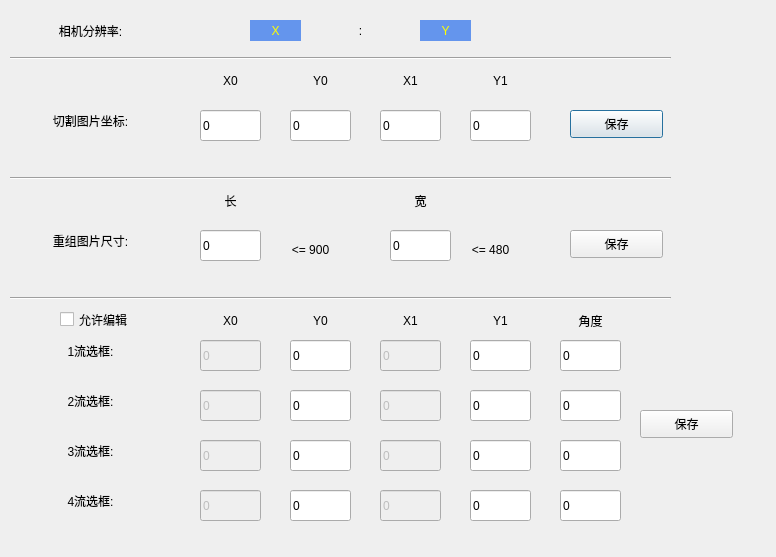
This is UI_SetCalibrate.ui in FSPengchen/Steel_FixdLengthSystem as Qt 5 draws it before an edit. The edited form follows.
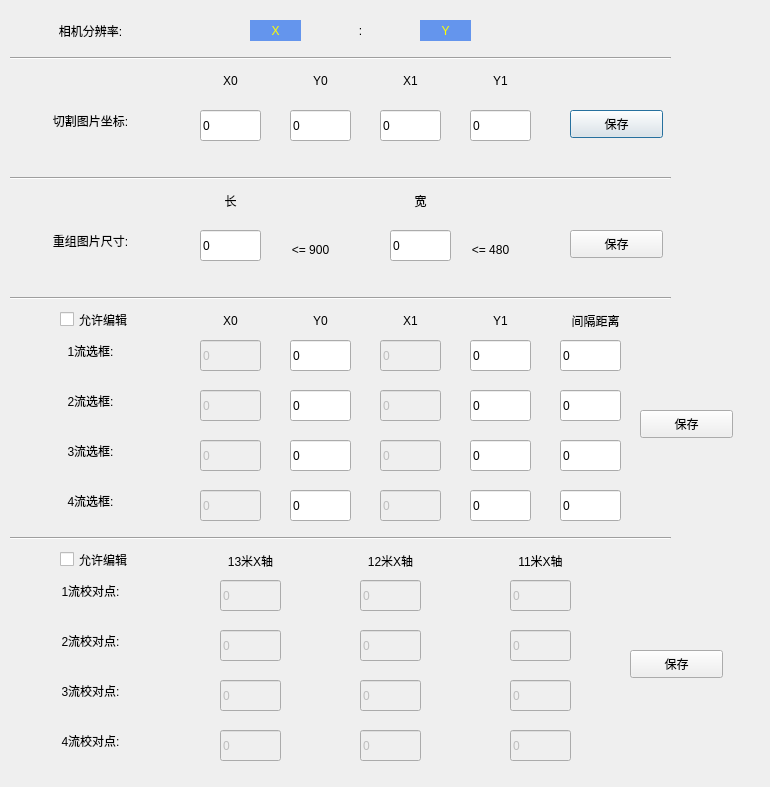
This is the edited form.

The edit to the form file:
```diff
--- a/UI_SetCalibrate.ui
+++ b/UI_SetCalibrate.ui
@@ -6,8 +6,8 @@
    <rect>
     <x>0</x>
     <y>0</y>
-    <width>776</width>
-    <height>557</height>
+    <width>770</width>
+    <height>787</height>
    </rect>
   </property>
   <property name="windowTitle">
@@ -1344,9 +1344,9 @@
   <widget class="QLabel" name="label_36">
    <property name="geometry">
     <rect>
-     <x>570</x>
+     <x>550</x>
      <y>310</y>
-     <width>41</width>
+     <width>91</width>
      <height>21</height>
     </rect>
    </property>
@@ -1357,7 +1357,7 @@
 </string>
    </property>
    <property name="text">
-    <string>角度</string>
+    <string>间隔距离</string>
    </property>
    <property name="alignment">
     <set>Qt::AlignCenter</set>
@@ -1518,6 +1518,649 @@
     <bool>false</bool>
    </property>
   </widget>
+  <widget class="QLineEdit" name="Lne_Frame_cut_X1_F1_12">
+   <property name="enabled">
+    <bool>false</bool>
+   </property>
+   <property name="geometry">
+    <rect>
+     <x>360</x>
+     <y>580</y>
+     <width>61</width>
+     <height>31</height>
+    </rect>
+   </property>
+   <property name="sizePolicy">
+    <sizepolicy hsizetype="Expanding" vsizetype="Maximum">
+     <horstretch>0</horstretch>
+     <verstretch>0</verstretch>
+    </sizepolicy>
+   </property>
+   <property name="maximumSize">
+    <size>
+     <width>120</width>
+     <height>16777215</height>
+    </size>
+   </property>
+   <property name="layoutDirection">
+    <enum>Qt::LeftToRight</enum>
+   </property>
+   <property name="styleSheet">
+    <string notr="true">
+font: 75 12pt &quot;微软雅黑&quot;;
+
+</string>
+   </property>
+   <property name="text">
+    <string>0</string>
+   </property>
+  </widget>
+  <widget class="QLabel" name="label_40">
+   <property name="geometry">
+    <rect>
+     <x>20</x>
+     <y>680</y>
+     <width>141</width>
+     <height>21</height>
+    </rect>
+   </property>
+   <property name="styleSheet">
+    <string notr="true">
+font: 75 12pt &quot;微软雅黑&quot;;
+
+</string>
+   </property>
+   <property name="text">
+    <string>3流校对点:</string>
+   </property>
+   <property name="alignment">
+    <set>Qt::AlignCenter</set>
+   </property>
+  </widget>
+  <widget class="QLineEdit" name="Lne_Frame_cut_X1_F4_12">
+   <property name="enabled">
+    <bool>false</bool>
+   </property>
+   <property name="geometry">
+    <rect>
+     <x>360</x>
+     <y>730</y>
+     <width>61</width>
+     <height>31</height>
+    </rect>
+   </property>
+   <property name="sizePolicy">
+    <sizepolicy hsizetype="Expanding" vsizetype="Maximum">
+     <horstretch>0</horstretch>
+     <verstretch>0</verstretch>
+    </sizepolicy>
+   </property>
+   <property name="maximumSize">
+    <size>
+     <width>120</width>
+     <height>16777215</height>
+    </size>
+   </property>
+   <property name="layoutDirection">
+    <enum>Qt::LeftToRight</enum>
+   </property>
+   <property name="styleSheet">
+    <string notr="true">
+font: 75 12pt &quot;微软雅黑&quot;;
+
+</string>
+   </property>
+   <property name="text">
+    <string>0</string>
+   </property>
+  </widget>
+  <widget class="QLineEdit" name="Lne_Frame_cut_X1_F3_12">
+   <property name="enabled">
+    <bool>false</bool>
+   </property>
+   <property name="geometry">
+    <rect>
+     <x>360</x>
+     <y>680</y>
+     <width>61</width>
+     <height>31</height>
+    </rect>
+   </property>
+   <property name="sizePolicy">
+    <sizepolicy hsizetype="Expanding" vsizetype="Maximum">
+     <horstretch>0</horstretch>
+     <verstretch>0</verstretch>
+    </sizepolicy>
+   </property>
+   <property name="maximumSize">
+    <size>
+     <width>120</width>
+     <height>16777215</height>
+    </size>
+   </property>
+   <property name="layoutDirection">
+    <enum>Qt::LeftToRight</enum>
+   </property>
+   <property name="styleSheet">
+    <string notr="true">
+font: 75 12pt &quot;微软雅黑&quot;;
+
+</string>
+   </property>
+   <property name="text">
+    <string>0</string>
+   </property>
+  </widget>
+  <widget class="QCheckBox" name="Ceb_AllowEdit_2">
+   <property name="geometry">
+    <rect>
+     <x>60</x>
+     <y>550</y>
+     <width>91</width>
+     <height>19</height>
+    </rect>
+   </property>
+   <property name="text">
+    <string>允许编辑</string>
+   </property>
+   <property name="checkable">
+    <bool>true</bool>
+   </property>
+   <property name="checked">
+    <bool>false</bool>
+   </property>
+  </widget>
+  <widget class="Line" name="line_4">
+   <property name="geometry">
+    <rect>
+     <x>10</x>
+     <y>530</y>
+     <width>661</width>
+     <height>16</height>
+    </rect>
+   </property>
+   <property name="orientation">
+    <enum>Qt::Horizontal</enum>
+   </property>
+  </widget>
+  <widget class="QLabel" name="label_42">
+   <property name="geometry">
+    <rect>
+     <x>20</x>
+     <y>730</y>
+     <width>141</width>
+     <height>21</height>
+    </rect>
+   </property>
+   <property name="styleSheet">
+    <string notr="true">
+font: 75 12pt &quot;微软雅黑&quot;;
+
+</string>
+   </property>
+   <property name="text">
+    <string>4流校对点:</string>
+   </property>
+   <property name="alignment">
+    <set>Qt::AlignCenter</set>
+   </property>
+  </widget>
+  <widget class="QLineEdit" name="Lne_Frame_cut_X1_F2_12">
+   <property name="enabled">
+    <bool>false</bool>
+   </property>
+   <property name="geometry">
+    <rect>
+     <x>360</x>
+     <y>630</y>
+     <width>61</width>
+     <height>31</height>
+    </rect>
+   </property>
+   <property name="sizePolicy">
+    <sizepolicy hsizetype="Expanding" vsizetype="Maximum">
+     <horstretch>0</horstretch>
+     <verstretch>0</verstretch>
+    </sizepolicy>
+   </property>
+   <property name="maximumSize">
+    <size>
+     <width>120</width>
+     <height>16777215</height>
+    </size>
+   </property>
+   <property name="layoutDirection">
+    <enum>Qt::LeftToRight</enum>
+   </property>
+   <property name="styleSheet">
+    <string notr="true">
+font: 75 12pt &quot;微软雅黑&quot;;
+
+</string>
+   </property>
+   <property name="text">
+    <string>0</string>
+   </property>
+  </widget>
+  <widget class="QLabel" name="label_44">
+   <property name="geometry">
+    <rect>
+     <x>20</x>
+     <y>580</y>
+     <width>141</width>
+     <height>21</height>
+    </rect>
+   </property>
+   <property name="styleSheet">
+    <string notr="true">
+font: 75 12pt &quot;微软雅黑&quot;;
+
+</string>
+   </property>
+   <property name="text">
+    <string>1流校对点:</string>
+   </property>
+   <property name="alignment">
+    <set>Qt::AlignCenter</set>
+   </property>
+  </widget>
+  <widget class="QLabel" name="label_45">
+   <property name="geometry">
+    <rect>
+     <x>20</x>
+     <y>630</y>
+     <width>141</width>
+     <height>21</height>
+    </rect>
+   </property>
+   <property name="styleSheet">
+    <string notr="true">
+font: 75 12pt &quot;微软雅黑&quot;;
+
+</string>
+   </property>
+   <property name="text">
+    <string>2流校对点:</string>
+   </property>
+   <property name="alignment">
+    <set>Qt::AlignCenter</set>
+   </property>
+  </widget>
+  <widget class="QPushButton" name="Btn_SaveProofreadingData">
+   <property name="geometry">
+    <rect>
+     <x>630</x>
+     <y>650</y>
+     <width>93</width>
+     <height>28</height>
+    </rect>
+   </property>
+   <property name="text">
+    <string>保存</string>
+   </property>
+  </widget>
+  <widget class="QLineEdit" name="Lne_Frame_cut_X1_F2_13">
+   <property name="enabled">
+    <bool>false</bool>
+   </property>
+   <property name="geometry">
+    <rect>
+     <x>220</x>
+     <y>630</y>
+     <width>61</width>
+     <height>31</height>
+    </rect>
+   </property>
+   <property name="sizePolicy">
+    <sizepolicy hsizetype="Expanding" vsizetype="Maximum">
+     <horstretch>0</horstretch>
+     <verstretch>0</verstretch>
+    </sizepolicy>
+   </property>
+   <property name="maximumSize">
+    <size>
+     <width>120</width>
+     <height>16777215</height>
+    </size>
+   </property>
+   <property name="layoutDirection">
+    <enum>Qt::LeftToRight</enum>
+   </property>
+   <property name="styleSheet">
+    <string notr="true">
+font: 75 12pt &quot;微软雅黑&quot;;
+
+</string>
+   </property>
+   <property name="text">
+    <string>0</string>
+   </property>
+  </widget>
+  <widget class="QLineEdit" name="Lne_Frame_cut_X1_F1_13">
+   <property name="enabled">
+    <bool>false</bool>
+   </property>
+   <property name="geometry">
+    <rect>
+     <x>220</x>
+     <y>580</y>
+     <width>61</width>
+     <height>31</height>
+    </rect>
+   </property>
+   <property name="sizePolicy">
+    <sizepolicy hsizetype="Expanding" vsizetype="Maximum">
+     <horstretch>0</horstretch>
+     <verstretch>0</verstretch>
+    </sizepolicy>
+   </property>
+   <property name="maximumSize">
+    <size>
+     <width>120</width>
+     <height>16777215</height>
+    </size>
+   </property>
+   <property name="layoutDirection">
+    <enum>Qt::LeftToRight</enum>
+   </property>
+   <property name="styleSheet">
+    <string notr="true">
+font: 75 12pt &quot;微软雅黑&quot;;
+
+</string>
+   </property>
+   <property name="text">
+    <string>0</string>
+   </property>
+  </widget>
+  <widget class="QLabel" name="label_39">
+   <property name="geometry">
+    <rect>
+     <x>210</x>
+     <y>550</y>
+     <width>81</width>
+     <height>21</height>
+    </rect>
+   </property>
+   <property name="styleSheet">
+    <string notr="true">
+font: 75 12pt &quot;微软雅黑&quot;;
+
+</string>
+   </property>
+   <property name="text">
+    <string>13米X轴</string>
+   </property>
+   <property name="alignment">
+    <set>Qt::AlignCenter</set>
+   </property>
+  </widget>
+  <widget class="QLineEdit" name="Lne_Frame_cut_X1_F3_13">
+   <property name="enabled">
+    <bool>false</bool>
+   </property>
+   <property name="geometry">
+    <rect>
+     <x>220</x>
+     <y>680</y>
+     <width>61</width>
+     <height>31</height>
+    </rect>
+   </property>
+   <property name="sizePolicy">
+    <sizepolicy hsizetype="Expanding" vsizetype="Maximum">
+     <horstretch>0</horstretch>
+     <verstretch>0</verstretch>
+    </sizepolicy>
+   </property>
+   <property name="maximumSize">
+    <size>
+     <width>120</width>
+     <height>16777215</height>
+    </size>
+   </property>
+   <property name="layoutDirection">
+    <enum>Qt::LeftToRight</enum>
+   </property>
+   <property name="styleSheet">
+    <string notr="true">
+font: 75 12pt &quot;微软雅黑&quot;;
+
+</string>
+   </property>
+   <property name="text">
+    <string>0</string>
+   </property>
+  </widget>
+  <widget class="QLineEdit" name="Lne_Frame_cut_X1_F4_13">
+   <property name="enabled">
+    <bool>false</bool>
+   </property>
+   <property name="geometry">
+    <rect>
+     <x>220</x>
+     <y>730</y>
+     <width>61</width>
+     <height>31</height>
+    </rect>
+   </property>
+   <property name="sizePolicy">
+    <sizepolicy hsizetype="Expanding" vsizetype="Maximum">
+     <horstretch>0</horstretch>
+     <verstretch>0</verstretch>
+    </sizepolicy>
+   </property>
+   <property name="maximumSize">
+    <size>
+     <width>120</width>
+     <height>16777215</height>
+    </size>
+   </property>
+   <property name="layoutDirection">
+    <enum>Qt::LeftToRight</enum>
+   </property>
+   <property name="styleSheet">
+    <string notr="true">
+font: 75 12pt &quot;微软雅黑&quot;;
+
+</string>
+   </property>
+   <property name="text">
+    <string>0</string>
+   </property>
+  </widget>
+  <widget class="QLineEdit" name="Lne_Frame_cut_X1_F2_11">
+   <property name="enabled">
+    <bool>false</bool>
+   </property>
+   <property name="geometry">
+    <rect>
+     <x>510</x>
+     <y>630</y>
+     <width>61</width>
+     <height>31</height>
+    </rect>
+   </property>
+   <property name="sizePolicy">
+    <sizepolicy hsizetype="Expanding" vsizetype="Maximum">
+     <horstretch>0</horstretch>
+     <verstretch>0</verstretch>
+    </sizepolicy>
+   </property>
+   <property name="maximumSize">
+    <size>
+     <width>120</width>
+     <height>16777215</height>
+    </size>
+   </property>
+   <property name="layoutDirection">
+    <enum>Qt::LeftToRight</enum>
+   </property>
+   <property name="styleSheet">
+    <string notr="true">
+font: 75 12pt &quot;微软雅黑&quot;;
+
+</string>
+   </property>
+   <property name="text">
+    <string>0</string>
+   </property>
+  </widget>
+  <widget class="QLineEdit" name="Lne_Frame_cut_X1_F1_11">
+   <property name="enabled">
+    <bool>false</bool>
+   </property>
+   <property name="geometry">
+    <rect>
+     <x>510</x>
+     <y>580</y>
+     <width>61</width>
+     <height>31</height>
+    </rect>
+   </property>
+   <property name="sizePolicy">
+    <sizepolicy hsizetype="Expanding" vsizetype="Maximum">
+     <horstretch>0</horstretch>
+     <verstretch>0</verstretch>
+    </sizepolicy>
+   </property>
+   <property name="maximumSize">
+    <size>
+     <width>120</width>
+     <height>16777215</height>
+    </size>
+   </property>
+   <property name="layoutDirection">
+    <enum>Qt::LeftToRight</enum>
+   </property>
+   <property name="styleSheet">
+    <string notr="true">
+font: 75 12pt &quot;微软雅黑&quot;;
+
+</string>
+   </property>
+   <property name="text">
+    <string>0</string>
+   </property>
+  </widget>
+  <widget class="QLineEdit" name="Lne_Frame_cut_X1_F4_11">
+   <property name="enabled">
+    <bool>false</bool>
+   </property>
+   <property name="geometry">
+    <rect>
+     <x>510</x>
+     <y>730</y>
+     <width>61</width>
+     <height>31</height>
+    </rect>
+   </property>
+   <property name="sizePolicy">
+    <sizepolicy hsizetype="Expanding" vsizetype="Maximum">
+     <horstretch>0</horstretch>
+     <verstretch>0</verstretch>
+    </sizepolicy>
+   </property>
+   <property name="maximumSize">
+    <size>
+     <width>120</width>
+     <height>16777215</height>
+    </size>
+   </property>
+   <property name="layoutDirection">
+    <enum>Qt::LeftToRight</enum>
+   </property>
+   <property name="styleSheet">
+    <string notr="true">
+font: 75 12pt &quot;微软雅黑&quot;;
+
+</string>
+   </property>
+   <property name="text">
+    <string>0</string>
+   </property>
+  </widget>
+  <widget class="QLineEdit" name="Lne_Frame_cut_X1_F3_11">
+   <property name="enabled">
+    <bool>false</bool>
+   </property>
+   <property name="geometry">
+    <rect>
+     <x>510</x>
+     <y>680</y>
+     <width>61</width>
+     <height>31</height>
+    </rect>
+   </property>
+   <property name="sizePolicy">
+    <sizepolicy hsizetype="Expanding" vsizetype="Maximum">
+     <horstretch>0</horstretch>
+     <verstretch>0</verstretch>
+    </sizepolicy>
+   </property>
+   <property name="maximumSize">
+    <size>
+     <width>120</width>
+     <height>16777215</height>
+    </size>
+   </property>
+   <property name="layoutDirection">
+    <enum>Qt::LeftToRight</enum>
+   </property>
+   <property name="styleSheet">
+    <string notr="true">
+font: 75 12pt &quot;微软雅黑&quot;;
+
+</string>
+   </property>
+   <property name="text">
+    <string>0</string>
+   </property>
+  </widget>
+  <widget class="QLabel" name="label_41">
+   <property name="geometry">
+    <rect>
+     <x>350</x>
+     <y>550</y>
+     <width>81</width>
+     <height>21</height>
+    </rect>
+   </property>
+   <property name="styleSheet">
+    <string notr="true">
+font: 75 12pt &quot;微软雅黑&quot;;
+
+</string>
+   </property>
+   <property name="text">
+    <string>12米X轴</string>
+   </property>
+   <property name="alignment">
+    <set>Qt::AlignCenter</set>
+   </property>
+  </widget>
+  <widget class="QLabel" name="label_43">
+   <property name="geometry">
+    <rect>
+     <x>500</x>
+     <y>550</y>
+     <width>81</width>
+     <height>21</height>
+    </rect>
+   </property>
+   <property name="styleSheet">
+    <string notr="true">
+font: 75 12pt &quot;微软雅黑&quot;;
+
+</string>
+   </property>
+   <property name="text">
+    <string>11米X轴</string>
+   </property>
+   <property name="alignment">
+    <set>Qt::AlignCenter</set>
+   </property>
+  </widget>
  </widget>
  <resources/>
  <connections>
```
Left out of the diff: 192 changed lines with no effect on the pictures.
